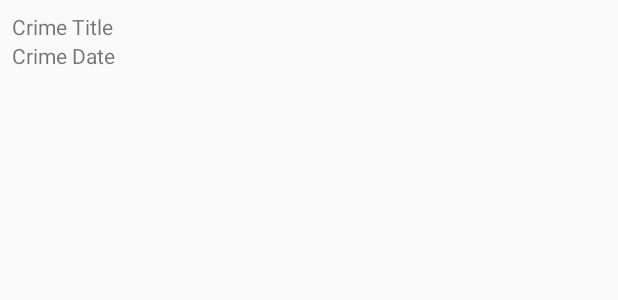
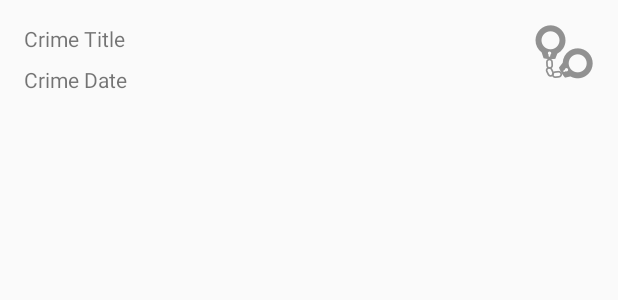
Before and after one commit to mcgriffa/CriminalIntent, an Android app: the layout list_item_crime.xml on its own in the app's theme, with its tools: preview values and no code run, on a phone screen of 412 x 824 dp. Shown: the top 300 px of the screen. Run offline under Robolectric (Android 15) with nearby library versions, the phone set to English and light mode, and no system bars.

Commit message:
Added a handcuffs icon and made constraint layout.

```diff
--- a/app/src/main/res/layout/list_item_crime.xml
+++ b/app/src/main/res/layout/list_item_crime.xml
@@ -1,22 +1,47 @@
 <?xml version="1.0" encoding="utf-8"?>
 
-<LinearLayout
-    xmlns:android="http://schemas.android.com/apk/res/android"
+<android.support.constraint.ConstraintLayout xmlns:android="http://schemas.android.com/apk/res/android"
+    xmlns:app="http://schemas.android.com/apk/res-auto"
+    xmlns:tools="http://schemas.android.com/tools"
+    android:id="@+id/linearLayout"
     android:layout_width="match_parent"
     android:layout_height="wrap_content"
-    android:orientation="vertical"
-    android:padding="8dp">
+    tools:layout_editor_absoluteY="81dp">
 
     <TextView
         android:id="@+id/crime_title"
-        android:layout_width="match_parent"
+        android:layout_width="0dp"
         android:layout_height="wrap_content"
-        android:text="Crime Title"/>
+        android:layout_marginEnd="8dp"
+        android:layout_marginStart="16dp"
+        android:layout_marginTop="16dp"
+        android:text="Crime Title"
+        app:layout_constraintEnd_toStartOf="@+id/imageView"
+        app:layout_constraintStart_toStartOf="parent"
+        app:layout_constraintTop_toTopOf="parent" />
 
     <TextView
         android:id="@+id/crime_date"
-        android:layout_width="match_parent"
+        android:layout_width="0dp"
         android:layout_height="wrap_content"
-        android:text="Crime Date"/>
+        android:layout_marginEnd="8dp"
+        android:layout_marginStart="16dp"
+        android:layout_marginTop="8dp"
+        android:text="Crime Date"
+        app:layout_constraintEnd_toStartOf="@+id/imageView"
+        app:layout_constraintStart_toStartOf="parent"
+        app:layout_constraintTop_toBottomOf="@+id/crime_title" />
 
-</LinearLayout>
+    <ImageView
+        android:id="@+id/imageView"
+        android:layout_width="wrap_content"
+        android:layout_height="wrap_content"
+        android:layout_marginBottom="16dp"
+        android:layout_marginEnd="16dp"
+        android:layout_marginTop="16dp"
+        app:layout_constraintBottom_toBottomOf="parent"
+        app:layout_constraintRight_toRightOf="parent"
+        app:layout_constraintTop_toTopOf="parent"
+        app:srcCompat="@mipmap/ic_solved" />
+
+</android.support.constraint.ConstraintLayout>
```
Also changed, not shown: app/src/main/res/mipmap-hdpi/ic_solved.png (added), app/src/main/res/mipmap-mdpi/ic_solved.png (added), app/src/main/res/mipmap-xhdpi/ic_solved.png (added), app/src/main/res/mipmap-xxhdpi/ic_solved.png (added), app/src/main/res/mipmap-xxxhdpi/ic_solved.png (added).
